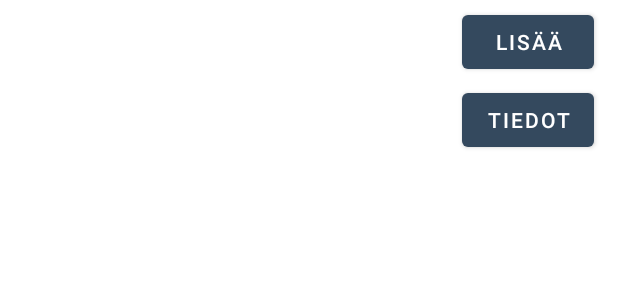
After one commit to AOskari/TMS, an Android app: the layout rowdesign.xml on its own in the app's theme, with its tools: preview values and no code run, on a phone screen of 412 x 824 dp. The commit adds this screen. Shown: the top 300 px of the screen. Run offline under Robolectric (Android 15) with nearby library versions, the phone set to English and light mode, and no system bars.

Commit message:
Added buttons to the ListView.

```diff
--- a/app/src/main/java/com/example/androidproject/Elintarvike.java
+++ b/app/src/main/java/com/example/androidproject/Elintarvike.java
@@ -46,9 +46,12 @@ public class Elintarvike {
         return lista;
     }
 
+    public String haeNimi() {
+        return this.name;
+    }
 
     public String toString() {
-        return name + "\r\n" + "Ravintosisältö / 100g" + "\r\n" + "Kilokalorit: " + df.format(this.kcal) +  "\r\n" + "Proteiini: " +
+        return "Ravintosisältö / 100g" + "\r\n" + "Kilokalorit: " + df.format(this.kcal) +  "\r\n" + "Proteiini: " +
                 df.format(this.protein) + "g" + "\r\n" + "Hiilihydraatit: " + df.format(this.carb)  + "g" + "\r\n" + "Rasva: " + df.format(this.fat)  + "g";
     }
 
--- /dev/null
+++ b/app/src/main/res/layout/rowdesign.xml
@@ -0,0 +1,53 @@
+<?xml version="1.0" encoding="utf-8"?>
+<androidx.constraintlayout.widget.ConstraintLayout
+    xmlns:android="http://schemas.android.com/apk/res/android"
+    xmlns:app="http://schemas.android.com/apk/res-auto"
+    xmlns:tools="http://schemas.android.com/tools"
+    android:layout_width="match_parent"
+    android:layout_height="match_parent">
+
+    <TextView
+        android:id="@+id/nimi"
+        android:textStyle="bold"
+        android:layout_width="wrap_content"
+        android:layout_height="wrap_content"
+        android:layout_marginStart="16dp"
+        android:layout_marginLeft="16dp"
+        android:layout_marginTop="4dp"
+        app:layout_constraintStart_toStartOf="parent"
+        app:layout_constraintTop_toTopOf="parent" />
+
+    <TextView
+        android:id="@+id/info"
+        android:layout_width="wrap_content"
+        android:layout_height="wrap_content"
+        android:layout_marginStart="16dp"
+        android:layout_marginLeft="16dp"
+        android:layout_marginTop="4dp"
+        app:layout_constraintStart_toStartOf="parent"
+        app:layout_constraintTop_toBottomOf="@+id/nimi" />
+
+    <Button
+        android:id="@+id/lisaa"
+        android:layout_width="wrap_content"
+        android:layout_height="wrap_content"
+        android:layout_marginTop="4dp"
+        android:layout_marginEnd="16dp"
+        android:layout_marginRight="16dp"
+        android:text="Lisää"
+        app:layout_constraintEnd_toEndOf="parent"
+        app:layout_constraintTop_toTopOf="parent" />
+
+    <Button
+        android:id="@+id/tiedot"
+        android:layout_width="wrap_content"
+        android:layout_height="wrap_content"
+        android:layout_marginTop="4dp"
+        android:layout_marginEnd="16dp"
+        android:layout_marginRight="16dp"
+        android:text="Tiedot"
+        app:layout_constraintEnd_toEndOf="parent"
+        app:layout_constraintTop_toBottomOf="@+id/lisaa" />
+
+
+</androidx.constraintlayout.widget.ConstraintLayout>
```
Also changed, not shown: app/src/main/java/com/example/androidproject/RuokaAdapter.java (added, +64 -0 lines), app/src/main/java/com/example/androidproject/SearchActivity.java (+11 -5 lines), app/src/main/res/layout/list_item.xml (added, +17 -0 lines).
